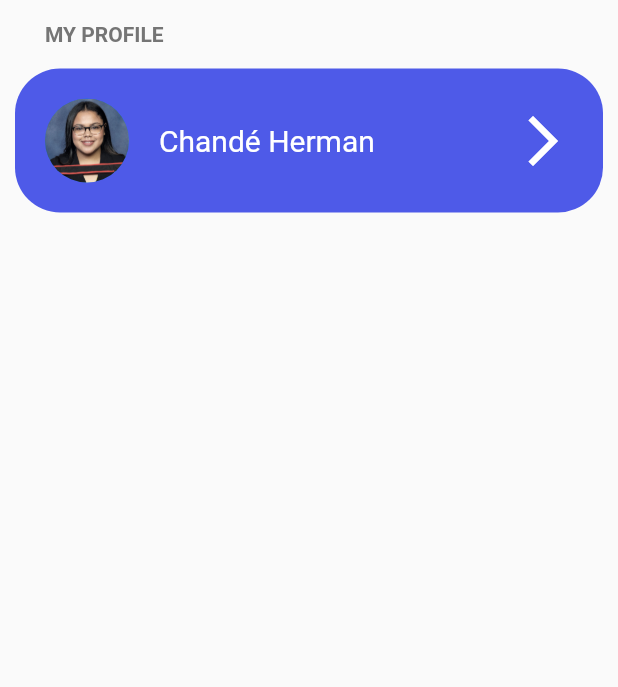
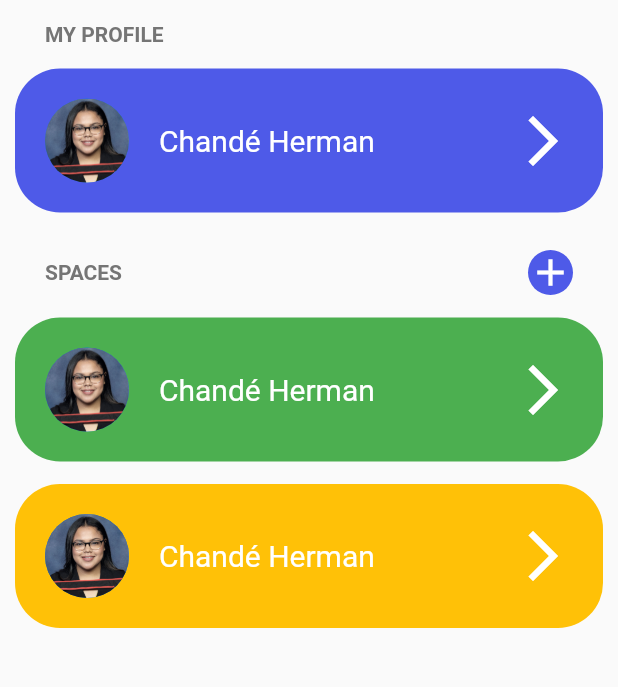
Before and after one commit to Booysen31SA/sharedspace, a Flutter app: the screen it shows after launch, on a phone screen of 412 x 824 dp, the part 68-755 px from its top. Run offline on Flutter 3.47's test engine with Material 2 defaults, Android fonts, the phone set to English and light mode, and no system bars; our stand-ins replace animated_splash_screen, flutter_local_notifications, get, get_storage, google_fonts, timezone.

Commit message:
Home Screen

```diff
--- a/lib/pages/home.dart
+++ b/lib/pages/home.dart
@@ -1,4 +1,4 @@
-// ignore_for_file: prefer_const_constructors, prefer_const_literals_to_create_immutables
+// ignore_for_file: prefer_const_constructors, prefer_const_literals_to_create_immutables, sort_child_properties_last
 
 import 'package:flutter/material.dart';
 import 'package:sharedspace/configs/theme.dart';
@@ -18,38 +18,16 @@ class Home extends StatelessWidget {
               // Heading bar
               header(),
               //Card for my profile
-            Column(
-              children: [
-                Row(
-                  mainAxisAlignment: MainAxisAlignment.start,
-                  children: [
-                    Padding(
-                      padding: const EdgeInsets.only(
-                        left: 20,
-                        bottom: 15,
+              myProfile(),
+              SizedBox(
+                height: 25,
               ),
-                      child: Text(
-                        'MY PROFILE',
-                        style: TextStyle(
-                          fontWeight: FontWeight.bold,
-                          color: Colors.grey.shade600,
+              //card for linked profiles
+              mySpaces()
+            ],
           ),
         ),
       ),
-                  ],
-                ),
-                CardList(
-                  imageUrl: 'images/profileImg.png',
-                  name: 'Chandé',
-                  surname: 'Herman',
-                  userList: null,
-                ),
-              ],
-            )
-            //card for linked profiles
-          ],
-        ),
-      )),
     );
   }
 }
@@ -90,3 +68,85 @@ header() {
     ],
   );
 }
+
+myProfile() {
+  return Column(
+    children: [
+      Row(
+        mainAxisAlignment: MainAxisAlignment.start,
+        children: [
+          Padding(
+            padding: const EdgeInsets.only(
+              left: 20,
+            ),
+            child: Text(
+              'MY PROFILE',
+              style: TextStyle(
+                fontWeight: FontWeight.bold,
+                color: Colors.grey.shade600,
+              ),
+            ),
+          ),
+        ],
+      ),
+      CardList(
+        imageUrl: 'images/profileImg.png',
+        name: 'Chandé',
+        surname: 'Herman',
+        cardColor: primaryClr,
+      ),
+    ],
+  );
+}
+
+mySpaces() {
+  return Column(
+    children: [
+      Padding(
+        padding: const EdgeInsets.only(
+          left: 20,
+          right: 20,
+        ),
+        child: Row(
+          mainAxisAlignment: MainAxisAlignment.spaceBetween,
+          children: [
+            Text(
+              "SPACES",
+              style: TextStyle(
+                fontWeight: FontWeight.bold,
+                color: Colors.grey.shade600,
+              ),
+            ),
+            Container(
+              child: Icon(
+                Icons.add,
+                color: Colors.white,
+                size: 30,
+              ),
+              decoration: BoxDecoration(
+                color: primaryClr,
+                borderRadius: BorderRadius.all(
+                  Radius.circular(40),
+                ),
+              ),
+            )
+          ],
+        ),
+      ),
+
+      // cards shared spaces
+      CardList(
+          imageUrl: 'images/profileImg.png',
+          name: 'Chandé',
+          surname: 'Herman',
+          cardColor: Colors.green),
+
+      CardList(
+        imageUrl: 'images/profileImg.png',
+        name: 'Chandé',
+        surname: 'Herman',
+        cardColor: Colors.amber,
+      )
+    ],
+  );
+}
--- a/lib/widgets/cardList.dart
+++ b/lib/widgets/cardList.dart
@@ -9,21 +9,24 @@ class CardList extends StatelessWidget {
   final String imageUrl;
   final String name;
   final String surname;
-  final String? userList;
+  final Color cardColor;
   const CardList(
       {Key? key,
       required this.imageUrl,
       required this.name,
       required this.surname,
-      required this.userList})
+      required this.cardColor})
       : super(key: key);
 
   @override
   Widget build(BuildContext context) {
     return Container(
+      margin: EdgeInsets.only(
+        top: 15,
+      ),
       padding: EdgeInsets.all(20),
       decoration: BoxDecoration(
-        color: primaryClr,
+        color: cardColor,
         borderRadius: BorderRadius.circular(30),
       ),
       child: Row(
@@ -48,7 +51,6 @@ class CardList extends StatelessWidget {
                       fontSize: 20,
                     ),
                   ),
-                  if (userList != null) Text('$userList')
                 ],
               )
             ],
```
Lines whose indentation alone changed are shown as unchanged.
